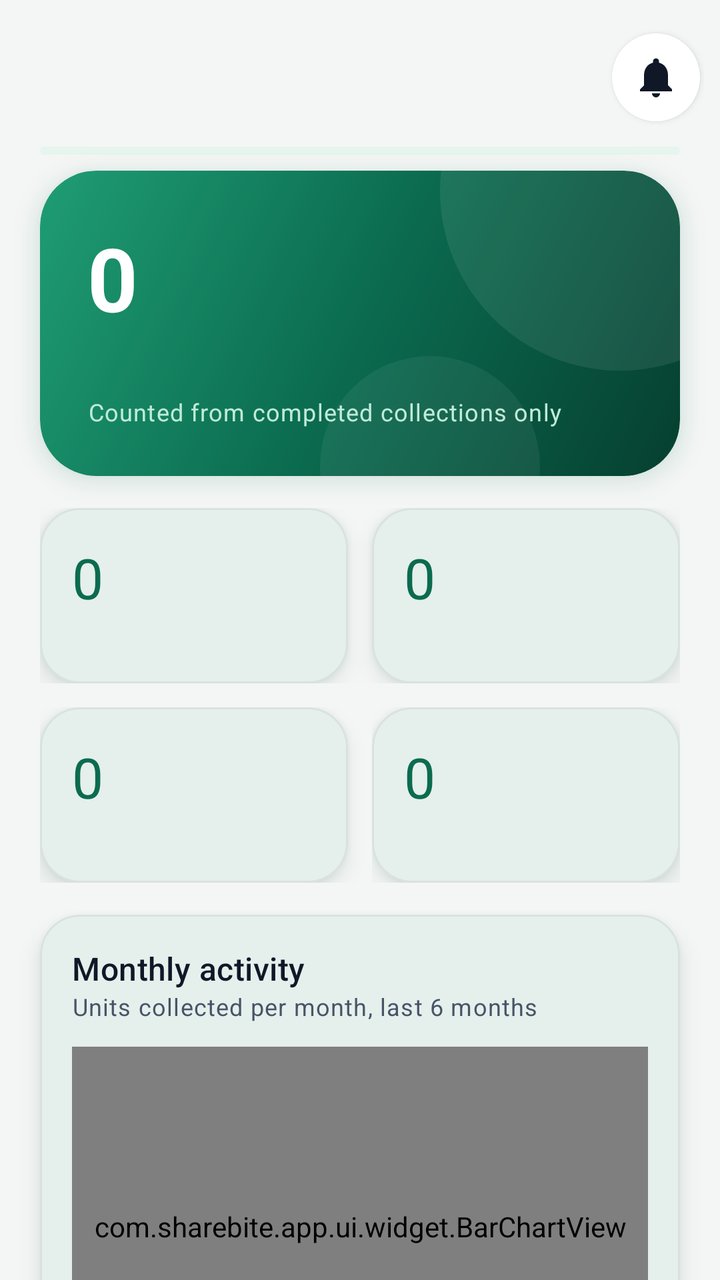
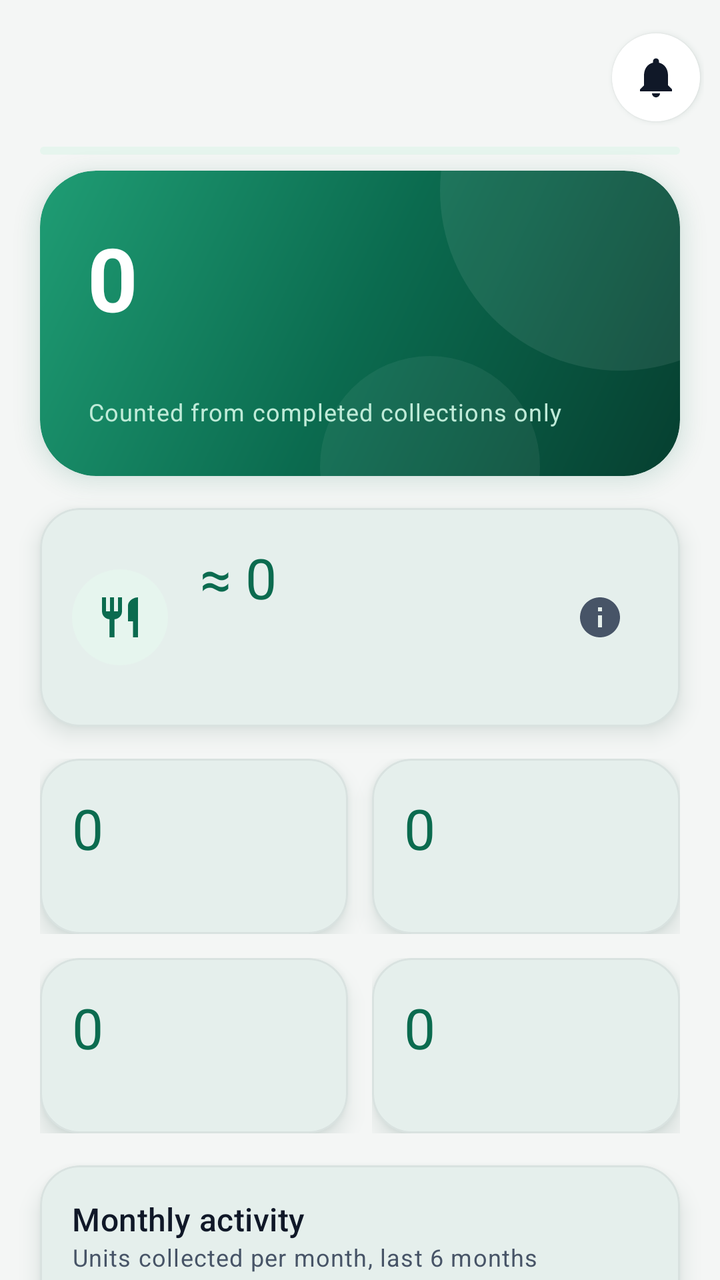

Before-and-after screenshots of an Android layout around one commit, followed by the original layout XML and the change that was made.
<!-- AndroidManifest.xml: application theme Theme.ShareBite -->
<!-- res/layout/fragment_impact.xml -->
<?xml version="1.0" encoding="utf-8"?>
<androidx.core.widget.NestedScrollView xmlns:android="http://schemas.android.com/apk/res/android"
    android:layout_width="match_parent"
    android:layout_height="match_parent">

    <LinearLayout
        android:layout_width="match_parent"
        android:layout_height="wrap_content"
        android:orientation="vertical"
        android:paddingBottom="@dimen/space_xxl">

        <include
            android:id="@+id/header"
            layout="@layout/view_screen_header" />

        <com.google.android.material.progressindicator.LinearProgressIndicator
            android:id="@+id/progress"
            android:layout_width="match_parent"
            android:layout_height="wrap_content"
            android:layout_marginHorizontal="@dimen/screen_padding"
            android:indeterminate="true" />

        <LinearLayout
            android:layout_width="match_parent"
            android:layout_height="wrap_content"
            android:layout_marginHorizontal="@dimen/screen_padding"
            android:layout_marginTop="@dimen/space_s"
            style="@style/ShareBite.Hero"
            android:orientation="vertical"
            android:padding="@dimen/space_xl">

            <TextView
                android:id="@+id/heroValue"
                android:layout_width="wrap_content"
                android:layout_height="wrap_content"
                android:text="@string/zero"
                android:textAppearance="@style/TextAppearance.ShareBite.Display"
                android:textColor="@color/white"
                android:textSize="44sp" />

            <TextView
                android:id="@+id/heroLabel"
                android:layout_width="wrap_content"
                android:layout_height="wrap_content"
                android:textAppearance="@style/TextAppearance.ShareBite.BodyLarge"
                android:textColor="@color/white" />

            <TextView
                android:layout_width="wrap_content"
                android:layout_height="wrap_content"
                android:layout_marginTop="@dimen/space_s"
                android:text="@string/impact_hero_caption"
                android:textAppearance="@style/TextAppearance.ShareBite.Caption"
                android:textColor="@color/soft_green" />
        </LinearLayout>

        <TextView
            android:id="@+id/emptyBanner"
            android:layout_width="match_parent"
            android:layout_height="wrap_content"
            android:layout_marginHorizontal="@dimen/screen_padding"
            android:layout_marginTop="@dimen/space_m"
            android:background="@drawable/bg_rounded_panel"
            android:padding="@dimen/space_l"
            android:textAppearance="@style/TextAppearance.ShareBite.Body"
            android:visibility="gone" />

        <LinearLayout
            android:layout_width="match_parent"
            android:layout_height="wrap_content"
            android:layout_marginHorizontal="@dimen/screen_padding"
            android:layout_marginTop="@dimen/space_l"
            android:baselineAligned="false"
            android:orientation="horizontal">

            <include
                android:id="@+id/statCompleted"
                layout="@layout/view_stat_card" />

            <Space
                android:layout_width="@dimen/space_m"
                android:layout_height="1dp" />

            <include
                android:id="@+id/statPartners"
                layout="@layout/view_stat_card" />
        </LinearLayout>

        <LinearLayout
            android:layout_width="match_parent"
            android:layout_height="wrap_content"
            android:layout_marginHorizontal="@dimen/screen_padding"
            android:layout_marginTop="@dimen/space_m"
            android:baselineAligned="false"
            android:orientation="horizontal">

            <include
                android:id="@+id/statActive"
                layout="@layout/view_stat_card" />

            <Space
                android:layout_width="@dimen/space_m"
                android:layout_height="1dp" />

            <FrameLayout
                android:id="@+id/statCharityContainer"
                android:layout_width="0dp"
                android:layout_height="wrap_content"
                android:layout_weight="1">

                <include
                    android:id="@+id/statCharity"
                    layout="@layout/view_stat_card"
                    android:layout_width="match_parent"
                    android:layout_height="wrap_content" />
            </FrameLayout>
        </LinearLayout>

        <com.google.android.material.card.MaterialCardView
            android:layout_width="match_parent"
            android:layout_height="wrap_content"
            android:layout_marginHorizontal="@dimen/screen_padding"
            android:layout_marginTop="@dimen/space_l">

            <LinearLayout
                android:layout_width="match_parent"
                android:layout_height="wrap_content"
                android:orientation="vertical"
                android:padding="@dimen/space_l">

                <TextView
                    android:layout_width="wrap_content"
                    android:layout_height="wrap_content"
                    android:text="@string/monthly_activity"
                    android:textAppearance="@style/TextAppearance.ShareBite.Title" />

                <TextView
                    android:layout_width="wrap_content"
                    android:layout_height="wrap_content"
                    android:text="@string/monthly_activity_caption"
                    android:textAppearance="@style/TextAppearance.ShareBite.Caption" />

                <com.sharebite.app.ui.widget.BarChartView
                    android:id="@+id/monthlyChart"
                    android:layout_width="match_parent"
                    android:layout_height="180dp"
                    android:layout_marginTop="@dimen/space_m" />
            </LinearLayout>
        </com.google.android.material.card.MaterialCardView>

        <com.google.android.material.card.MaterialCardView
            android:layout_width="match_parent"
            android:layout_height="wrap_content"
            android:layout_marginHorizontal="@dimen/screen_padding"
            android:layout_marginTop="@dimen/space_m">

            <LinearLayout
                android:layout_width="match_parent"
                android:layout_height="wrap_content"
                android:orientation="vertical"
                android:padding="@dimen/space_l">

                <TextView
                    android:layout_width="wrap_content"
                    android:layout_height="wrap_content"
                    android:text="@string/by_category"
                    android:textAppearance="@style/TextAppearance.ShareBite.Title" />

                <LinearLayout
                    android:id="@+id/categoryRows"
                    android:layout_width="match_parent"
                    android:layout_height="wrap_content"
                    android:layout_marginTop="@dimen/space_s"
                    android:orientation="vertical" />

                <TextView
                    android:id="@+id/categoryEmpty"
                    android:layout_width="match_parent"
                    android:layout_height="wrap_content"
                    android:layout_marginTop="@dimen/space_s"
                    android:text="@string/no_data_yet"
                    android:textAppearance="@style/TextAppearance.ShareBite.Body" />
            </LinearLayout>
        </com.google.android.material.card.MaterialCardView>

        <TextView
            android:layout_width="match_parent"
            android:layout_height="wrap_content"
            android:layout_marginHorizontal="@dimen/screen_padding"
            android:layout_marginTop="@dimen/space_l"
            android:text="@string/impact_methodology"
            android:textAppearance="@style/TextAppearance.ShareBite.Caption" />
    </LinearLayout>
</androidx.core.widget.NestedScrollView>
<!-- res/layout/view_screen_header.xml (included above) -->
<?xml version="1.0" encoding="utf-8"?>
<LinearLayout xmlns:android="http://schemas.android.com/apk/res/android"
    xmlns:app="http://schemas.android.com/apk/res-auto"
    xmlns:tools="http://schemas.android.com/tools"
    android:layout_width="match_parent"
    android:layout_height="wrap_content"
    android:baselineAligned="false"
    android:gravity="center_vertical"
    android:orientation="horizontal"
    android:paddingStart="@dimen/screen_padding"
    android:paddingTop="@dimen/space_m"
    android:paddingEnd="@dimen/space_s"
    android:paddingBottom="@dimen/space_s">

    <LinearLayout
        android:layout_width="0dp"
        android:layout_height="wrap_content"
        android:layout_weight="1"
        android:orientation="vertical">

        <TextView
            android:id="@+id/headerTitle"
            android:layout_width="match_parent"
            android:layout_height="wrap_content"
            android:ellipsize="end"
            android:maxLines="1"
            android:textAppearance="@style/TextAppearance.ShareBite.Headline" />

        <TextView
            android:id="@+id/headerSubtitle"
            android:layout_width="match_parent"
            android:layout_height="wrap_content"
            android:layout_marginTop="@dimen/space_xxs"
            android:ellipsize="end"
            android:maxLines="2"
            android:textAppearance="@style/TextAppearance.ShareBite.Body" />
    </LinearLayout>

    <FrameLayout
        android:layout_width="@dimen/touch_target"
        android:layout_height="@dimen/touch_target">

        <ImageButton
            android:id="@+id/notificationsButton"
            android:layout_width="44dp"
            android:layout_height="44dp"
            android:layout_gravity="center"
            android:background="@drawable/bg_icon_button"
            android:elevation="@dimen/card_elevation_low"
            android:outlineSpotShadowColor="@color/shadow_tint"
            tools:targetApi="p"
            android:contentDescription="@string/notifications"
            android:src="@drawable/ic_notifications"
            app:tint="@color/charcoal" />

        <TextView
            android:id="@+id/unreadBadge"
            android:layout_width="wrap_content"
            android:layout_height="18dp"
            android:layout_gravity="top|end"
            android:layout_marginTop="6dp"
            android:layout_marginEnd="4dp"
            android:background="@drawable/bg_pill"
            android:backgroundTint="@color/error_red"
            android:gravity="center"
            android:elevation="4dp"
            android:importantForAccessibility="no"
            android:minWidth="18dp"
            android:paddingHorizontal="4dp"
            android:textColor="@color/white"
            android:textSize="11sp"
            android:textStyle="bold"
            android:visibility="gone" />
    </FrameLayout>
</LinearLayout>
<!-- res/layout/view_stat_card.xml (included above) -->
<?xml version="1.0" encoding="utf-8"?>
<com.google.android.material.card.MaterialCardView xmlns:android="http://schemas.android.com/apk/res/android"
    android:layout_width="0dp"
    android:layout_height="wrap_content"
    android:layout_weight="1">

    <LinearLayout
        android:layout_width="match_parent"
        android:layout_height="wrap_content"
        android:orientation="vertical"
        android:padding="@dimen/space_l">

        <TextView
            android:id="@+id/statValue"
            android:layout_width="wrap_content"
            android:layout_height="wrap_content"
            android:text="@string/zero"
            android:textAppearance="@style/TextAppearance.ShareBite.Stat" />

        <TextView
            android:id="@+id/statLabel"
            android:layout_width="match_parent"
            android:layout_height="wrap_content"
            android:layout_marginTop="@dimen/space_xxs"
            android:maxLines="2"
            android:textAppearance="@style/TextAppearance.ShareBite.Caption" />
    </LinearLayout>
</com.google.android.material.card.MaterialCardView>
<!-- resources referenced by this layout -->
<resources>
  <color name="charcoal">#101828</color>
  <color name="error_red">#D92D20</color>
  <color name="shadow_tint">#0B3D2E</color>
  <color name="soft_green">#BFEBD8</color>
  <color name="white">#FFFFFF</color>
  <dimen name="card_elevation_low">2dp</dimen>
  <dimen name="screen_padding">20dp</dimen>
  <dimen name="space_l">16dp</dimen>
  <dimen name="space_m">12dp</dimen>
  <dimen name="space_s">8dp</dimen>
  <dimen name="space_xl">24dp</dimen>
  <dimen name="space_xxl">32dp</dimen>
  <dimen name="space_xxs">2dp</dimen>
  <dimen name="touch_target">48dp</dimen>
  <string name="by_category">By category</string>
  <string name="impact_hero_caption">Counted from completed collections only</string>
  <string name="impact_methodology">How we count: a unit is one portion, piece, box, pack, kilogram or litre as listed by the provider, counted only when a reservation is marked collected. ShareBite does not estimate emissions or other environmental savings, because it has no reliable data to do so.</string>
  <string name="monthly_activity">Monthly activity</string>
  <string name="monthly_activity_caption">Units collected per month, last 6 months</string>
  <string name="no_data_yet">No data yet.</string>
  <string name="notifications">Notifications</string>
  <string name="zero">0</string>
  <color name="mint_container">#E6F5EE</color>
  <dimen name="radius_m">14dp</dimen>
  <dimen name="card_elevation">6dp</dimen>
  <color name="forest_green">#0B6B4F</color>
  <color name="charcoal_secondary">#475467</color>
  <color name="forest_green_dark">#063F30</color>
  <color name="leaf_green">#1F9D74</color>
  <color name="discount_amber">#B54708</color>
  <color name="cream">#F4F6F5</color>
  <color name="cream_dark">#E9EDEB</color>
  <color name="charcoal_hint">#98A2B3</color>
  <color name="divider">#E4E7EC</color>
  <style name="ShapeAppearance.ShareBite.Small" parent="ShapeAppearance.Material3.SmallComponent">
          <item name="cornerSize">@dimen/radius_m</item>
      </style>
  <style name="ShapeAppearance.ShareBite.Medium" parent="ShapeAppearance.Material3.MediumComponent">
          <item name="cornerSize">@dimen/radius_l</item>
      </style>
  <dimen name="radius_xl">28dp</dimen>
  <dimen name="radius_l">20dp</dimen>
  <color name="card_stroke">#0F101828</color>
  <dimen name="button_height">52dp</dimen>
  <style name="ShapeAppearance.ShareBite.Chip" parent="">
          <item name="cornerFamily">rounded</item>
          <item name="cornerSize">50%</item>
      </style>
  <!-- unchanged entries left out for length: 24 -->
</resources>

<!-- the commit's change to res/layout/fragment_impact.xml (unified diff, before → after) -->
@@ -1,5 +1,6 @@
 <?xml version="1.0" encoding="utf-8"?>
 <androidx.core.widget.NestedScrollView xmlns:android="http://schemas.android.com/apk/res/android"
+    xmlns:app="http://schemas.android.com/apk/res-auto"
     android:layout_width="match_parent"
     android:layout_height="match_parent">
 
@@ -53,6 +54,80 @@
                 android:textAppearance="@style/TextAppearance.ShareBite.Caption"
                 android:textColor="@color/soft_green" />
         </LinearLayout>
+
+        
+        <com.google.android.material.card.MaterialCardView
+            android:layout_width="match_parent"
+            android:layout_height="wrap_content"
+            android:layout_marginHorizontal="@dimen/screen_padding"
+            android:layout_marginTop="@dimen/space_l">
+
+            <LinearLayout
+                android:layout_width="match_parent"
+                android:layout_height="wrap_content"
+                android:gravity="center_vertical"
+                android:orientation="horizontal"
+                android:padding="@dimen/space_l">
+
+                <ImageView
+                    android:layout_width="48dp"
+                    android:layout_height="48dp"
+                    android:background="@drawable/bg_icon_circle"
+                    android:contentDescription="@null"
+                    android:padding="12dp"
+                    android:src="@drawable/ic_restaurant"
+                    app:tint="@color/forest_green" />
+
+                <LinearLayout
+                    android:layout_width="0dp"
+                    android:layout_height="wrap_content"
+                    android:layout_marginStart="@dimen/space_l"
+                    android:layout_weight="1"
+                    android:orientation="vertical">
+
+                    <LinearLayout
+                        android:layout_width="wrap_content"
+                        android:layout_height="wrap_content"
+                        android:orientation="horizontal">
+
+                        <TextView
+                            android:layout_width="wrap_content"
+                            android:layout_height="wrap_content"
+                            android:text="@string/approx"
+                            android:textAppearance="@style/TextAppearance.ShareBite.Stat" />
+
+                        <TextView
+                            android:id="@+id/mealValue"
+                            android:layout_width="wrap_content"
+                            android:layout_height="wrap_content"
+                            android:text="@string/zero"
+                            android:textAppearance="@style/TextAppearance.ShareBite.Stat" />
+                    </LinearLayout>
+
+                    <TextView
+                        android:id="@+id/mealLabel"
+                        android:layout_width="wrap_content"
+                        android:layout_height="wrap_content"
+                        android:textAppearance="@style/TextAppearance.ShareBite.Title" />
+
+                    <TextView
+                        android:id="@+id/mealDetail"
+                        android:layout_width="match_parent"
+                        android:layout_height="wrap_content"
+                        android:layout_marginTop="@dimen/space_xxs"
+                        android:textAppearance="@style/TextAppearance.ShareBite.Caption" />
+                </LinearLayout>
+
+                <ImageButton
+                    android:id="@+id/mealInfo"
+                    android:layout_width="@dimen/touch_target"
+                    android:layout_height="@dimen/touch_target"
+                    android:background="?attr/selectableItemBackgroundBorderless"
+                    android:contentDescription="@string/meals_method_title"
+                    android:src="@drawable/ic_info"
+                    app:tint="@color/charcoal_secondary" />
+            </LinearLayout>
+        </com.google.android.material.card.MaterialCardView>
 
         <TextView
             android:id="@+id/emptyBanner"
<!-- resource entries referenced after the edit -->
@@ -14,9 +14,40 @@
   <dimen name="space_xxl">32dp</dimen>
   <dimen name="space_xxs">2dp</dimen>
   <dimen name="touch_target">48dp</dimen>
+  <!-- drawable bg_icon_circle (drawable) -->
+  <?xml version="1.0" encoding="utf-8"?>
+  <shape xmlns:android="http://schemas.android.com/apk/res/android" android:shape="oval">
+      <solid android:color="@color/mint_container" />
+  </shape>
+  <!-- drawable ic_info (drawable) -->
+  <?xml version="1.0" encoding="utf-8"?>
+  <vector xmlns:android="http://schemas.android.com/apk/res/android"
+      android:width="24dp"
+      android:height="24dp"
+      android:tint="?attr/colorControlNormal"
+      android:viewportWidth="24"
+      android:viewportHeight="24">
+      <path
+          android:fillColor="@android:color/white"
+          android:pathData="M12,2C6.48,2 2,6.48 2,12s4.48,10 10,10 10,-4.48 10,-10S17.52,2 12,2zM13,17h-2v-6h2v6zM13,9h-2V7h2v2z" />
+  </vector>
+  <!-- drawable ic_restaurant (drawable) -->
+  <?xml version="1.0" encoding="utf-8"?>
+  <vector xmlns:android="http://schemas.android.com/apk/res/android"
+      android:width="24dp"
+      android:height="24dp"
+      android:tint="?attr/colorControlNormal"
+      android:viewportWidth="24"
+      android:viewportHeight="24">
+      <path
+          android:fillColor="@android:color/white"
+          android:pathData="M11,9H9V2H7v7H5V2H3v7c0,2.12 1.66,3.84 3.75,3.97V22h2.5v-9.03C11.34,12.84 13,11.12 13,9V2h-2v7zM16,6v8h2.5v8H21V2c-2.76,0 -5,2.24 -5,4z" />
+  </vector>
+  <string name="approx">≈ </string>
   <string name="by_category">By category</string>
   <string name="impact_hero_caption">Counted from completed collections only</string>
   <string name="impact_methodology">How we count: a unit is one portion, piece, box, pack, kilogram or litre as listed by the provider, counted only when a reservation is marked collected. ShareBite does not estimate emissions or other environmental savings, because it has no reliable data to do so.</string>
+  <string name="meals_method_title">How meals are estimated</string>
   <string name="monthly_activity">Monthly activity</string>
   <string name="monthly_activity_caption">Units collected per month, last 6 months</string>
   <string name="no_data_yet">No data yet.</string>
